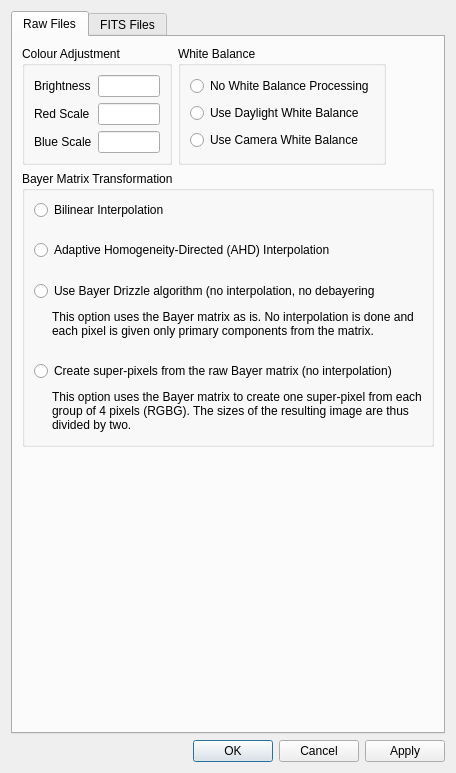
deepskystacker/DSS, file DeepSkyStacker/ui/RawDDPSettings.ui: the form before one commit.
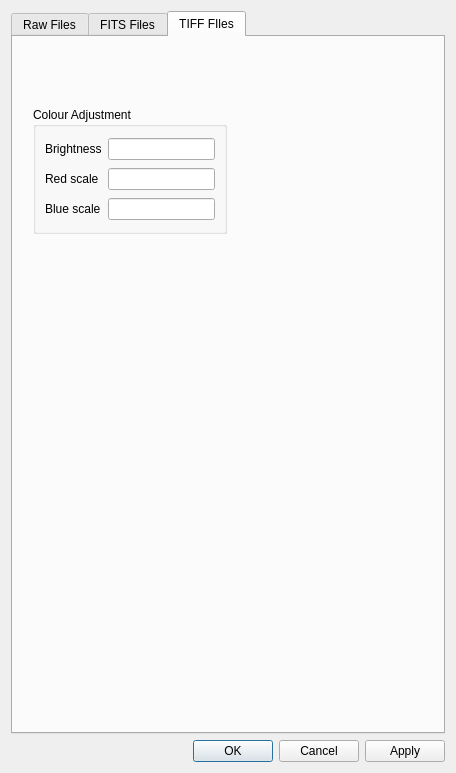
The form after the commit.

Commit message: Changes to support scaling of TIFF images

```diff
--- a/DeepSkyStacker/ui/RawDDPSettings.ui
+++ b/DeepSkyStacker/ui/RawDDPSettings.ui
@@ -17,7 +17,7 @@
    <item row="2" column="0">
     <widget class="QTabWidget" name="tabWidget">
      <property name="currentIndex">
-      <number>0</number>
+      <number>2</number>
      </property>
      <widget class="QWidget" name="rawFilesTab">
       <attribute name="title">
@@ -764,6 +764,56 @@
        </item>
       </layout>
      </widget>
+     <widget class="QWidget" name="tiffFilesTab">
+      <attribute name="title">
+       <string>TIFF FIles</string>
+      </attribute>
+      <widget class="QGroupBox" name="tiffColourAdjustment">
+       <property name="geometry">
+        <rect>
+         <x>20</x>
+         <y>70</y>
+         <width>194</width>
+         <height>127</height>
+        </rect>
+       </property>
+       <property name="title">
+        <string>Colour Adjustment</string>
+       </property>
+       <layout class="QGridLayout" name="gridLayout_3">
+        <item row="0" column="0">
+         <widget class="QLabel" name="label_4">
+          <property name="text">
+           <string>Brightness</string>
+          </property>
+         </widget>
+        </item>
+        <item row="0" column="1">
+         <widget class="QLineEdit" name="brightness_3"/>
+        </item>
+        <item row="1" column="0">
+         <widget class="QLabel" name="label_5">
+          <property name="text">
+           <string>Red scale</string>
+          </property>
+         </widget>
+        </item>
+        <item row="1" column="1">
+         <widget class="QLineEdit" name="redScale_3"/>
+        </item>
+        <item row="2" column="0">
+         <widget class="QLabel" name="label_6">
+          <property name="text">
+           <string>Blue scale</string>
+          </property>
+         </widget>
+        </item>
+        <item row="2" column="1">
+         <widget class="QLineEdit" name="blueScale_3"/>
+        </item>
+       </layout>
+      </widget>
+     </widget>
     </widget>
    </item>
    <item row="3" column="0">
```
The commit also changes 6 other files.
